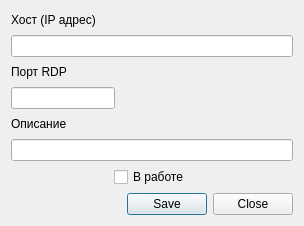
First picture: the form in NetworkAzs/editserverdialog.ui, repository rust3128/Spacer, before the edit.
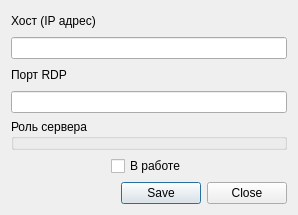
Second picture: the form after the edit.

```diff
--- a/NetworkAzs/editserverdialog.ui
+++ b/NetworkAzs/editserverdialog.ui
@@ -6,8 +6,8 @@
    <rect>
     <x>0</x>
     <y>0</y>
-    <width>304</width>
-    <height>226</height>
+    <width>298</width>
+    <height>215</height>
    </rect>
   </property>
   <property name="sizePolicy">
@@ -27,9 +27,6 @@
      </property>
     </widget>
    </item>
-   <item row="1" column="0" colspan="3">
-    <widget class="QLineEdit" name="lineEditHost"/>
-   </item>
    <item row="2" column="0">
     <widget class="QLabel" name="label_2">
      <property name="text">
@@ -37,27 +34,27 @@
      </property>
     </widget>
    </item>
-   <item row="3" column="0">
-    <widget class="QLineEdit" name="lineEditPort"/>
-   </item>
-   <item row="4" column="0">
-    <widget class="QLabel" name="label_3">
-     <property name="text">
-      <string>Описание</string>
+   <item row="4" column="0" colspan="3">
+    <widget class="QGroupBox" name="groupBoxType">
+     <property name="title">
+      <string>Роль сервера</string>
      </property>
     </widget>
    </item>
-   <item row="5" column="0" colspan="3">
-    <widget class="QLineEdit" name="lineEditComments"/>
-   </item>
-   <item row="7" column="2">
+   <item row="6" column="2">
     <widget class="QDialogButtonBox" name="buttonBox">
      <property name="standardButtons">
       <set>QDialogButtonBox::Close|QDialogButtonBox::Save</set>
      </property>
     </widget>
    </item>
-   <item row="6" column="0" colspan="3" alignment="Qt::AlignHCenter">
+   <item row="1" column="0" colspan="3">
+    <widget class="QLineEdit" name="lineEditHost"/>
+   </item>
+   <item row="3" column="0" colspan="3">
+    <widget class="QLineEdit" name="lineEditPort"/>
+   </item>
+   <item row="5" column="0" colspan="3" alignment="Qt::AlignHCenter">
     <widget class="QCheckBox" name="checkBox">
      <property name="text">
       <string>В работе</string>
```
